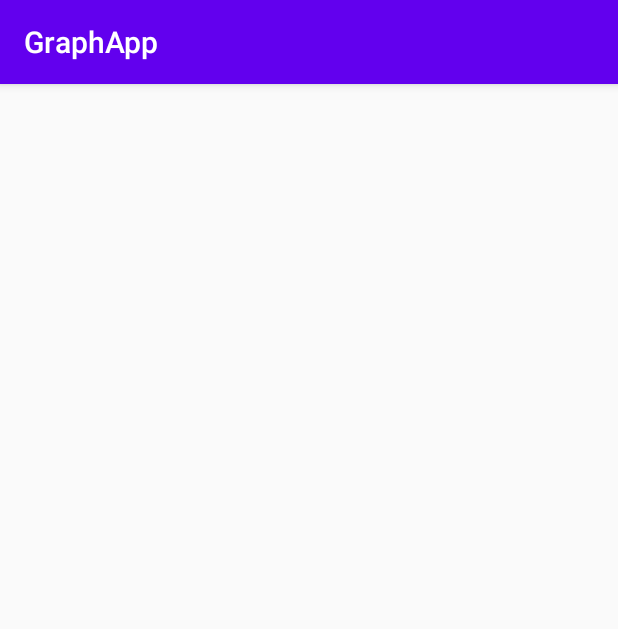
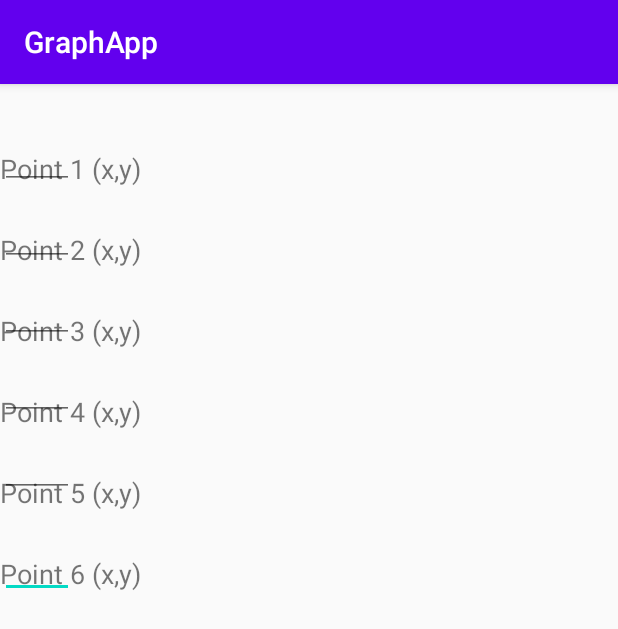
Before and after one commit to Kapusana/Ploty, an Android app: the editGraphActivity screen opened directly, with no data from a screen before it, on a phone screen of 412 x 824 dp. Shown: the top 629 px of the screen. Run offline under Robolectric (Android 15) with nearby library versions, the phone set to English and light mode, and no system bars.

Commit message:
Updated edit graph UI

```diff
--- a/app/src/main/res/layout/activity_edit_graph.xml
+++ b/app/src/main/res/layout/activity_edit_graph.xml
@@ -4,4 +4,147 @@
     xmlns:tools="http://schemas.android.com/tools"
     android:layout_width="match_parent"
     android:layout_height="match_parent"
-    tools:context=".editGraphActivity"/>
+    tools:context=".editGraphActivity">
+
+
+    <EditText
+        android:id="@+id/x6"
+        android:layout_width="49dp"
+        android:layout_height="26dp"
+        android:layout_marginTop="16dp"
+        android:layout_marginBottom="400dp"
+        android:ems="10"
+        android:inputType="number"
+        app:layout_constraintBottom_toBottomOf="parent"
+        app:layout_constraintTop_toBottomOf="@+id/x5"
+        tools:layout_editor_absoluteX="181dp" />
+
+    <EditText
+        android:id="@+id/x5"
+        android:layout_width="49dp"
+        android:layout_height="26dp"
+        android:ems="10"
+        android:inputType="number"
+        app:layout_constraintBottom_toTopOf="@+id/x6"
+        app:layout_constraintEnd_toEndOf="@+id/x6"
+        app:layout_constraintStart_toStartOf="@+id/x6"
+        app:layout_constraintTop_toBottomOf="@+id/x4" />
+
+    <EditText
+        android:id="@+id/x4"
+        android:layout_width="49dp"
+        android:layout_height="26dp"
+        android:ems="10"
+        android:inputType="number"
+        app:layout_constraintBottom_toTopOf="@+id/x5"
+        app:layout_constraintEnd_toEndOf="@+id/x5"
+        app:layout_constraintHorizontal_bias="0.0"
+        app:layout_constraintStart_toStartOf="@+id/x5"
+        app:layout_constraintTop_toBottomOf="@+id/x3" />
+
+    <EditText
+        android:id="@+id/x2"
+        android:layout_width="49dp"
+        android:layout_height="26dp"
+        android:ems="10"
+        android:inputType="number"
+        app:layout_constraintBottom_toTopOf="@+id/x3"
+        app:layout_constraintEnd_toEndOf="@+id/x3"
+        app:layout_constraintHorizontal_bias="0.0"
+        app:layout_constraintStart_toStartOf="@+id/x3"
+        app:layout_constraintTop_toBottomOf="@+id/x1" />
+
+    <EditText
+        android:id="@+id/x3"
+        android:layout_width="49dp"
+        android:layout_height="26dp"
+        android:ems="10"
+        android:inputType="number"
+        app:layout_constraintBottom_toTopOf="@+id/x4"
+        app:layout_constraintEnd_toEndOf="@+id/x4"
+        app:layout_constraintHorizontal_bias="0.0"
+        app:layout_constraintStart_toStartOf="@+id/x4"
+        app:layout_constraintTop_toBottomOf="@+id/x2" />
+
+    <TextView
+        android:id="@+id/point6"
+        android:layout_width="107dp"
+        android:layout_height="26dp"
+        android:layout_marginBottom="400dp"
+        android:text="Point 6 (x,y)"
+        android:textSize="18sp"
+        app:layout_constraintBottom_toBottomOf="parent"
+        app:layout_constraintTop_toBottomOf="@+id/point5"
+        tools:layout_editor_absoluteX="16dp" />
+
+    <TextView
+        android:id="@+id/point5"
+        android:layout_width="107dp"
+        android:layout_height="26dp"
+        android:text="Point 5 (x,y)"
+        android:textSize="18sp"
+        app:layout_constraintBottom_toTopOf="@+id/point6"
+        app:layout_constraintEnd_toEndOf="@+id/point6"
+        app:layout_constraintStart_toStartOf="@+id/point6"
+        app:layout_constraintTop_toBottomOf="@+id/point4" />
+
+    <TextView
+        android:id="@+id/point4"
+        android:layout_width="107dp"
+        android:layout_height="26dp"
+        android:text="Point 4 (x,y)"
+        android:textSize="18sp"
+        app:layout_constraintBottom_toTopOf="@+id/point5"
+        app:layout_constraintEnd_toEndOf="@+id/point5"
+        app:layout_constraintStart_toStartOf="@+id/point5"
+        app:layout_constraintTop_toBottomOf="@+id/point3" />
+
+    <TextView
+        android:id="@+id/point3"
+        android:layout_width="107dp"
+        android:layout_height="26dp"
+        android:text="Point 3 (x,y)"
+        android:textSize="18sp"
+        app:layout_constraintBottom_toTopOf="@+id/point4"
+        app:layout_constraintEnd_toEndOf="@+id/point4"
+        app:layout_constraintStart_toStartOf="@+id/point4"
+        app:layout_constraintTop_toBottomOf="@+id/point2" />
+
+    <TextView
+        android:id="@+id/point2"
+        android:layout_width="107dp"
+        android:layout_height="26dp"
+        android:text="Point 2 (x,y)"
+        android:textSize="18sp"
+        app:layout_constraintBottom_toTopOf="@+id/point3"
+        app:layout_constraintEnd_toEndOf="@+id/point3"
+        app:layout_constraintStart_toStartOf="@+id/point3"
+        app:layout_constraintTop_toBottomOf="@+id/Point1" />
+
+    <TextView
+        android:id="@+id/Point1"
+        android:layout_width="107dp"
+        android:layout_height="26dp"
+        android:layout_marginStart="16dp"
+        android:layout_marginTop="16dp"
+        android:text="Point 1 (x,y)"
+        android:textSize="18sp"
+        app:layout_constraintBottom_toTopOf="@+id/point2"
+        app:layout_constraintEnd_toEndOf="@+id/point2"
+        app:layout_constraintHorizontal_bias="1.0"
+        app:layout_constraintStart_toStartOf="@+id/point2"
+        app:layout_constraintTop_toTopOf="parent" />
+
+    <EditText
+        android:id="@+id/x1"
+        android:layout_width="49dp"
+        android:layout_height="26dp"
+        android:ems="10"
+        android:inputType="number"
+        app:layout_constraintBottom_toBottomOf="@+id/Point1"
+        app:layout_constraintEnd_toEndOf="@+id/x2"
+        app:layout_constraintHorizontal_bias="0.0"
+        app:layout_constraintStart_toStartOf="@+id/x2"
+        app:layout_constraintTop_toTopOf="@+id/Point1"
+        app:layout_constraintVertical_bias="0.0" />
+</androidx.constraintlayout.widget.ConstraintLayout>
```
